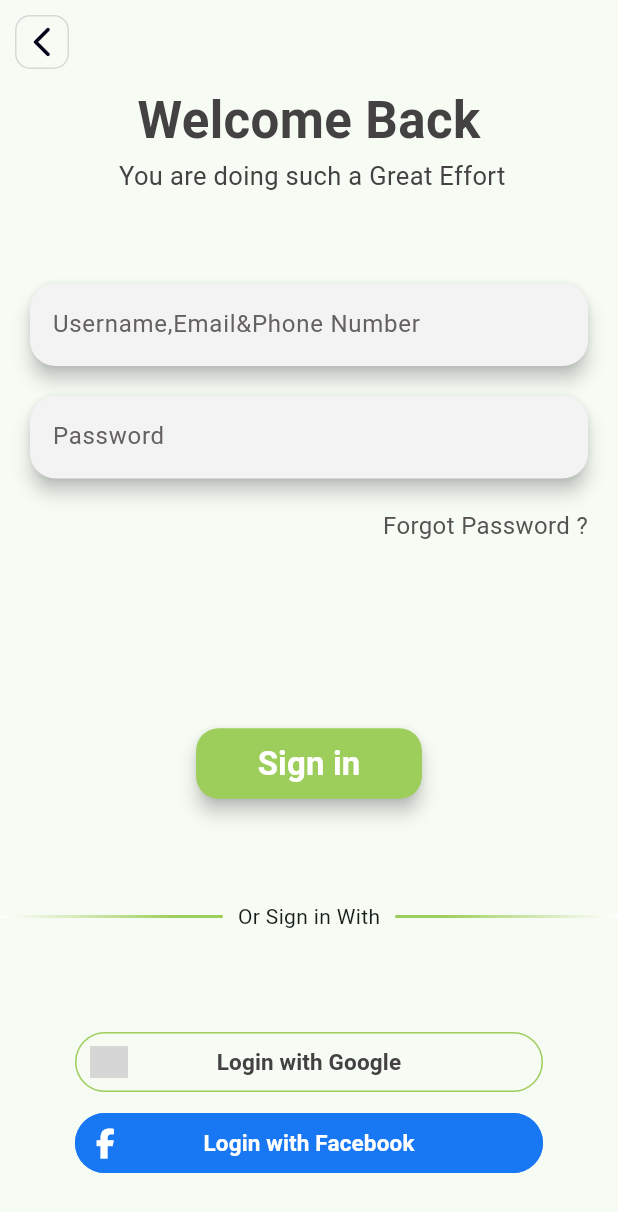
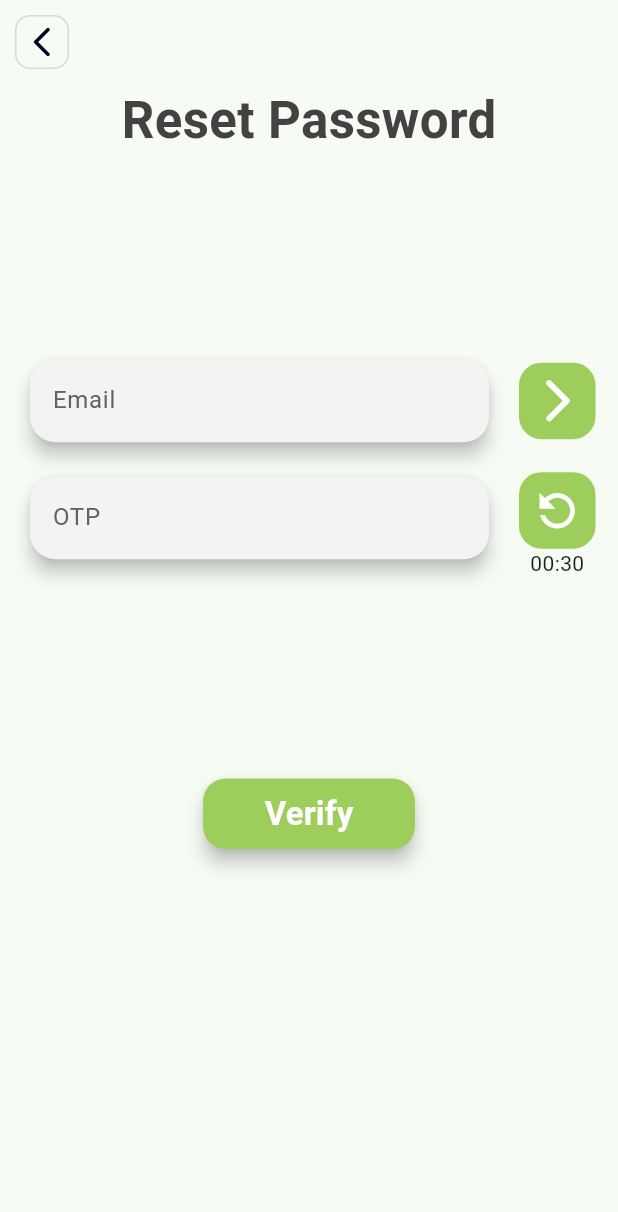
Before and after one commit to Marawanemad/Zero-Waste-App, a Flutter app: the LoginScreen screen opened directly, after a tap on "Forgot Password ?", on a phone screen of 412 x 824 dp. Shown: the top 1212 px of the screen. Run offline on Flutter 3.47's test engine with Material 3 defaults, Android fonts, the phone set to English and light mode, and no system bars; our stand-ins replace dio, flutter_bloc, flutter_svg, icons_plus, shared_preferences, smooth_page_indicator; accounts and stored records are empty; Roboto replaces fonts that are missing (Outfit); grey boxes are pictures that could not be loaded.

Commit message:
reset password screens

```diff
--- /dev/null
+++ b/lib/modules/authentication/login/forget_password.dart
@@ -0,0 +1,196 @@
+import 'dart:async';
+
+import 'package:flutter/material.dart';
+import 'package:zero_waste_app/modules/authentication/auth_widgets.dart';
+import 'package:zero_waste_app/modules/authentication/login/reset_password.dart';
+import 'package:zero_waste_app/shared/themes/colors.dart';
+import 'package:zero_waste_app/shared/themes/font_styles.dart';
+import 'package:zero_waste_app/shared/widgets/default_app_bar.dart';
+import 'package:zero_waste_app/shared/widgets/navigator.dart';
+
+class ForgetPasswordScreen extends StatefulWidget {
+  const ForgetPasswordScreen({super.key});
+
+  @override
+  State<ForgetPasswordScreen> createState() => _ForgetPasswordScreenState();
+}
+
+class _ForgetPasswordScreenState extends State<ForgetPasswordScreen>
+    with SingleTickerProviderStateMixin {
+  var formKey = GlobalKey<FormState>();
+  var emailControler = TextEditingController();
+  var otpControler = TextEditingController();
+
+  late AnimationController _controller;
+  late Animation<double> _animation;
+  int _remainingSeconds = 30;
+  Timer? timer;
+  bool _isRotating = false;
+
+// to make intial animation rotate for refresh icon
+  @override
+  void initState() {
+    super.initState();
+    _controller = AnimationController(
+      duration: const Duration(seconds: 2),
+      vsync: this,
+    );
+    // to start animation with reverse direction
+    _animation = Tween<double>(begin: 1, end: -1).animate(_controller);
+  }
+
+// to stop animation
+  @override
+  void dispose() {
+    _controller.stop(); // Stop the animation controller
+    _controller.dispose(); // Dispose the animation controller
+    timer?.cancel(); // Cancel the timer if it's still running
+    super.dispose(); // Call the superclass's dispose method
+  }
+
+// method to start animation when call it
+  void _onPressed() {
+    if (!_isRotating) {
+      _controller.repeat();
+      setState(() {
+        _isRotating = true;
+      });
+
+      // Start the timer to stop the animation after 30 seconds
+      timer = Timer.periodic(const Duration(seconds: 1), (timer) {
+        setState(() {
+          _remainingSeconds--;
+          if (_remainingSeconds <= 0) {
+            _controller.stop();
+            timer.cancel();
+            _isRotating = false;
+            _remainingSeconds = 30;
+          }
+        });
+      });
+    }
+  }
+
+  @override
+  Widget build(BuildContext context) {
+    String seconds = (_remainingSeconds % 60).toString().padLeft(2, '0');
+    return Scaffold(
+      appBar: defaultAppBar(context: context),
+      // use to make expanded with fixed height not infinity
+      body: LayoutBuilder(
+        builder: (BuildContext context, BoxConstraints constraints) =>
+            SingleChildScrollView(
+          child: ConstrainedBox(
+            constraints: BoxConstraints(minHeight: constraints.maxHeight),
+            child: IntrinsicHeight(
+              child: Column(
+                children: [
+                  Text("Reset Password",
+                      style: CustomTextStyle.bold34
+                          .copyWith(color: CustomColors.darkGrey73)),
+                  const Spacer(flex: 2),
+                  Form(
+                    key: formKey,
+                    child: Column(
+                      children: [
+                        Row(
+                          children: [
+                            Expanded(
+                              child: AuthFormField(
+                                  controller: emailControler,
+                                  keyboardtype: TextInputType.emailAddress,
+                                  text_input_action: TextInputAction.next,
+                                  hintText: "Email",
+                                  validiationMesseage:
+                                      "Email must not be empty"),
+                            ),
+                            Padding(
+                              padding: const EdgeInsets.only(right: 15.0),
+                              child: IconButton(
+                                style: const ButtonStyle(
+                                    shape: WidgetStatePropertyAll(
+                                        RoundedRectangleBorder(
+                                            borderRadius: BorderRadius.all(
+                                                Radius.circular(15)))),
+                                    backgroundColor: WidgetStatePropertyAll(
+                                        CustomColors.vividGreen5A)),
+                                onPressed: () {},
+                                // to make icon in opposite diriction
+                                icon: const Icon(
+                                  Icons.arrow_forward_ios_rounded,
+                                  color: Colors.white,
+                                  size: 35,
+                                ),
+                              ),
+                            ),
+                          ],
+                        ),
+                        Row(
+                          children: [
+                            Expanded(
+                              child: AuthFormField(
+                                  controller: otpControler,
+                                  obscureText: true,
+                                  keyboardtype: TextInputType.visiblePassword,
+                                  text_input_action: TextInputAction.done,
+                                  hintText: "OTP",
+                                  validiationMesseage: "Please enter your OTP"),
+                            ),
+                            Padding(
+                              padding:
+                                  const EdgeInsets.only(top: 10, right: 15.0),
+                              child: Column(children: [
+                                IconButton(
+                                  style: const ButtonStyle(
+                                      shape: WidgetStatePropertyAll(
+                                          RoundedRectangleBorder(
+                                              borderRadius: BorderRadius.all(
+                                                  Radius.circular(15)))),
+                                      backgroundColor: WidgetStatePropertyAll(
+                                          CustomColors.vividGreen5A)),
+                                  onPressed: _remainingSeconds == 30
+                                      ? _onPressed
+                                      : null,
+                                  // to make animation rotate
+                                  icon: RotationTransition(
+                                    turns: _animation,
+                                    child: Transform(
+                                      alignment: Alignment.center,
+                                      // Rotate the icon 180 degrees around the Y-axis
+                                      transform: Matrix4.rotationY(3.14159),
+                                      child: const Icon(
+                                        Icons.refresh_outlined,
+                                        color: Colors.white,
+                                        size: 35,
+                                      ),
+                                    ),
+                                  ),
+                                ),
+                                Text("00:$seconds")
+                              ]),
+                            ),
+                          ],
+                        ),
+                      ],
+                    ),
+                  ),
+                  const Spacer(flex: 2),
+                  AuthGreenButton(
+                      onPressed: () {
+                        if (formKey.currentState!.validate()) {
+                          navigateAndFinish(
+                              context: context,
+                              pageScreen: const ResetPasswordScreen());
+                        }
+                      },
+                      text: "Verify"),
+                  const Spacer(flex: 4),
+                ],
+              ),
+            ),
+          ),
+        ),
+      ),
+    );
+  }
+}
--- a/lib/modules/authentication/login/login_screen.dart
+++ b/lib/modules/authentication/login/login_screen.dart
@@ -2,6 +2,7 @@ import 'package:flutter/material.dart';
 import 'package:icons_plus/icons_plus.dart';
 import 'package:zero_waste_app/modules/authentication/auth_screen.dart';
 import 'package:zero_waste_app/modules/authentication/auth_widgets.dart';
+import 'package:zero_waste_app/modules/authentication/login/forget_password.dart';
 import 'package:zero_waste_app/shared/themes/colors.dart';
 import 'package:zero_waste_app/shared/themes/font_styles.dart';
 import 'package:zero_waste_app/shared/widgets/default_app_bar.dart';
@@ -67,6 +68,7 @@ class _LoginScreenState extends State<LoginScreen> {
                               text_input_action: TextInputAction.next,
                               hintText: "Username,Email&Phone Number",
                               validiationMesseage: "Email must not be empty"),
+                          const SizedBox(height: 10),
                           AuthFormField(
                               controller: passwordControler,
                               obscureText: true,
@@ -85,7 +87,11 @@ class _LoginScreenState extends State<LoginScreen> {
                         children: [
                           const Spacer(),
                           InkWell(
-                              onTap: () {},
+                              onTap: () {
+                                navigate(
+                                    context: context,
+                                    pageScreen: const ForgetPasswordScreen());
+                              },
                               child: Text(
                                 "Forgot Password ?",
                                 style: CustomTextStyle.regular12.copyWith(
```
Also changed, not shown: lib/modules/authentication/login/reset_password.dart (added, +83 -0 lines).
